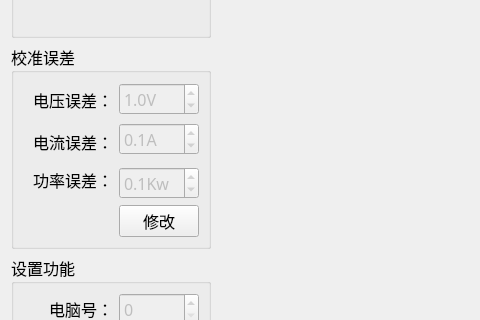
Above: PDU-CalibrateTool/setups/setup_mainwid.ui from ChinaClever/PDU-CalibrateTool before the change; both pictures show x 0 to 480 and y 171 to 491 of the 1023 by 717 pixel window. Below: the same form after it.
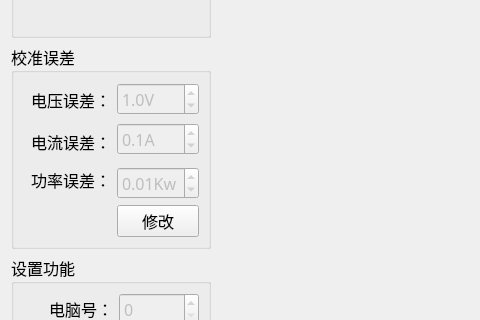
That is the form after the change.

Commit message: 功率误差小数点

What changed in the file:
```diff
--- a/PDU-CalibrateTool/setups/setup_mainwid.ui
+++ b/PDU-CalibrateTool/setups/setup_mainwid.ui
@@ -225,7 +225,7 @@
          <string>Kw</string>
         </property>
         <property name="decimals">
-         <number>1</number>
+         <number>2</number>
         </property>
         <property name="maximum">
          <double>0.200000000000000</double>
@@ -234,7 +234,7 @@
          <double>0.100000000000000</double>
         </property>
         <property name="value">
-         <double>0.100000000000000</double>
+         <double>0.010000000000000</double>
         </property>
        </widget>
       </item>
```
Left out of the diff: 2 changed lines with no effect on the pictures. The commit also changes 2 other files.
